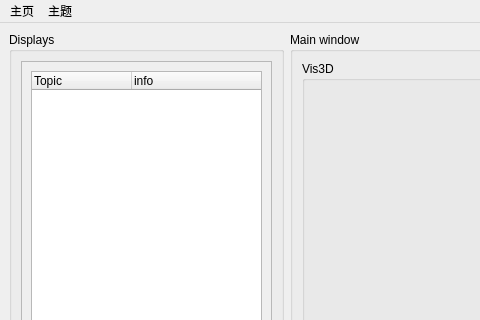
Qt form config/main.ui (thinkerkey/XiaoqiangStudio) before a commit; both pictures show x 0 to 480 and y 0 to 320 of the 1118 by 762 pixel window.
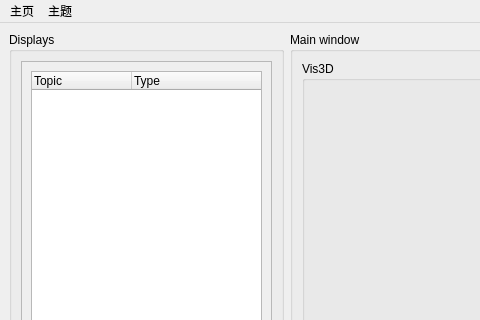
The same form after that commit. The open tabs and pages were chosen to show the change.

```diff
--- a/config/main.ui
+++ b/config/main.ui
@@ -45,7 +45,7 @@
              </column>
              <column>
               <property name="text">
-               <string>info</string>
+               <string>Type</string>
               </property>
              </column>
             </widget>
```
Left out of the diff: 6 changed lines with no effect on the pictures.
